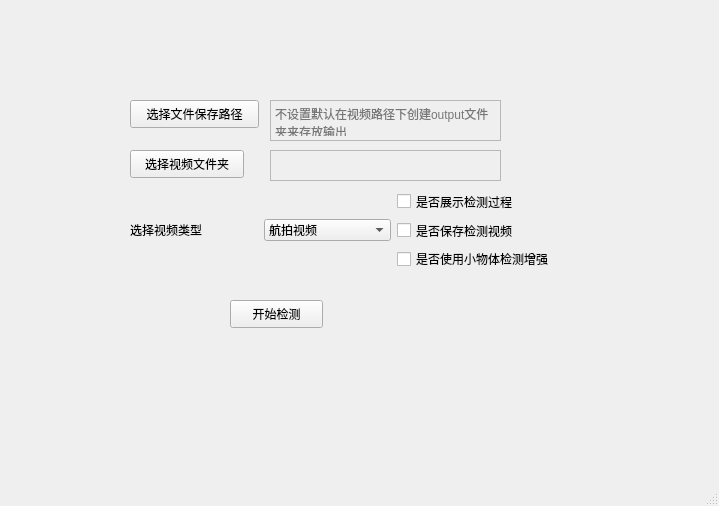
Qt form gui/main.ui (zhangerfa/countCarNums) before a commit.
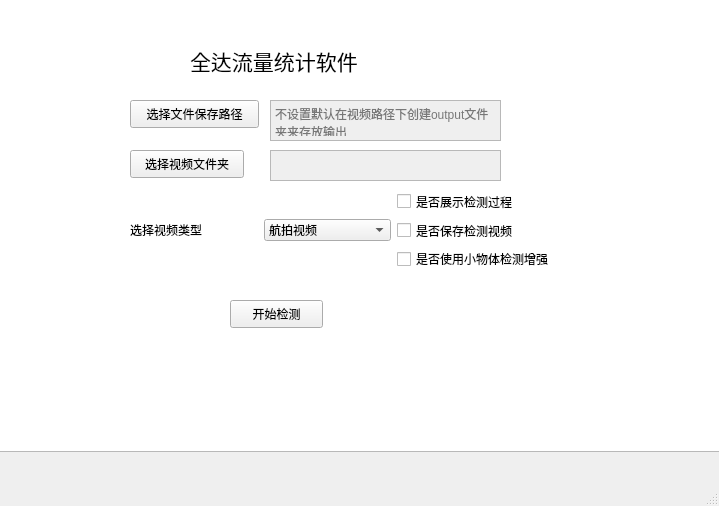
The same form after that commit. Icons and pictures are not drawn.

The edit to the form file:
```diff
--- a/gui/main.ui
+++ b/gui/main.ui
@@ -165,6 +165,49 @@
      <string>开始检测</string>
     </property>
    </widget>
+   <widget class="QLabel" name="label_2">
+    <property name="geometry">
+     <rect>
+      <x>190</x>
+      <y>40</y>
+      <width>231</width>
+      <height>41</height>
+     </rect>
+    </property>
+    <property name="font">
+     <font>
+      <family>楷体</family>
+      <pointsize>16</pointsize>
+     </font>
+    </property>
+    <property name="styleSheet">
+     <string notr="true">background-color: rgb(255, 255, 255);</string>
+    </property>
+    <property name="text">
+     <string>全达流量统计软件</string>
+    </property>
+   </widget>
+   <widget class="QListView" name="listView">
+    <property name="geometry">
+     <rect>
+      <x>-5</x>
+      <y>-9</y>
+      <width>731</width>
+      <height>461</height>
+     </rect>
+    </property>
+    <property name="styleSheet">
+     <string notr="true">border-image: url(:/img/background.png)</string>
+    </property>
+   </widget>
+   <zorder>listView</zorder>
+   <zorder>horizontalLayoutWidget</zorder>
+   <zorder>pushButton</zorder>
+   <zorder>pathText</zorder>
+   <zorder>pathText_2</zorder>
+   <zorder>pushButton_2</zorder>
+   <zorder>pushButton_3</zorder>
+   <zorder>label_2</zorder>
   </widget>
   <widget class="QMenuBar" name="menubar">
    <property name="geometry">
```
Left out of the diff: 4 changed lines with no effect on the pictures.
